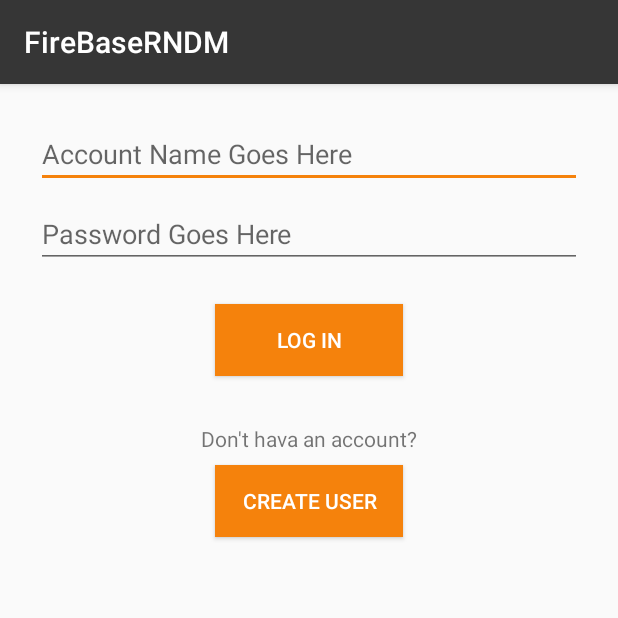
After one commit to Disane/FireBaseRNDM, an Android app: the LoginActivity screen opened directly, with no data from a screen before it, on a phone screen of 412 x 824 dp, the top half of it. The commit adds this screen. Run offline under Robolectric (Android 15) with nearby library versions, the phone set to English and light mode, and no system bars; our stand-ins replace Firebase (no records; nobody signed in at launch, a user with empty details on screens opened directly).

Commit message:
Implemented Firebase Email and Password Login

```diff
--- a/app/build.gradle
+++ b/app/build.gradle
@@ -31,6 +31,7 @@ dependencies {
     implementation 'com.android.support:design:27.1.1'
     implementation 'com.google.firebase:firebase-core:16.0.1'
     implementation 'com.google.firebase:firebase-firestore:17.0.2'
+    implementation 'com.google.firebase:firebase-auth:16.0.2'
     implementation 'com.android.support:recyclerview-v7:27.1.1'
     implementation 'com.android.support:multidex:1.0.3'
     testImplementation 'junit:junit:4.12'
--- a/app/src/main/AndroidManifest.xml
+++ b/app/src/main/AndroidManifest.xml
@@ -18,7 +18,9 @@
                 <category android:name="android.intent.category.LAUNCHER" />
             </intent-filter>
         </activity>
-        <activity android:name=".AddThoughtActivity"></activity>
+        <activity android:name=".AddThoughtActivity" />
+        <activity android:name=".LoginActivity" />
+        <activity android:name=".CreateUserActivity"></activity>
     </application>
 
 </manifest>
--- a/app/src/main/java/com/fakecorp/firebaserndm/Constants.kt
+++ b/app/src/main/java/com/fakecorp/firebaserndm/Constants.kt
@@ -2,6 +2,7 @@ package com.fakecorp.firebaserndm
 
 // collection reference
 const val THOUGHTS_REF = "thoughts"
+const val USERS_REF = "users"
 
 // category constants
 const val FUNNY = "funny"
@@ -16,3 +17,4 @@ const val NUM_LIKES = "numLikes"
 const val THOUGHT_TXT = "thoughtTxt"
 const val TIMESTAMP = "timestamp"
 const val USERNAME = "username"
+const val DATE_CREATED = "dateCreated"
--- /dev/null
+++ b/app/src/main/java/com/fakecorp/firebaserndm/LoginActivity.kt
@@ -0,0 +1,42 @@
+package com.fakecorp.firebaserndm
+
+import android.content.Intent
+import android.support.v7.app.AppCompatActivity
+import android.os.Bundle
+import android.util.Log
+import android.view.View
+import com.google.firebase.auth.FirebaseAuth
+import kotlinx.android.synthetic.main.activity_login.*
+
+class LoginActivity : AppCompatActivity() {
+
+    private var TAG : String? = LoginActivity::class.java.name
+
+    lateinit var auth : FirebaseAuth
+
+    override fun onCreate(savedInstanceState: Bundle?) {
+        super.onCreate(savedInstanceState)
+        setContentView(R.layout.activity_login)
+        auth = FirebaseAuth.getInstance()
+    }
+
+    fun loginLoginClicked(view: View) {
+        // this is where we perform login
+        val email = loginEmailTxt.text.toString()
+        val password = loginPasswordTxt.text.toString()
+
+        auth.signInWithEmailAndPassword(email, password)
+                .addOnSuccessListener {
+                    finish()
+                }
+                .addOnFailureListener { exception ->
+                    Log.e(TAG, "Could not sign in user ${exception.localizedMessage}")
+                }
+    }
+
+    fun loginCreateClicked(view: View){
+        // segue to the CreateUserActivity
+        val createIntent = Intent(this, CreateUserActivity::class.java)
+        startActivity(createIntent)
+    }
+}
--- /dev/null
+++ b/app/src/main/res/layout/activity_login.xml
@@ -0,0 +1,79 @@
+<?xml version="1.0" encoding="utf-8"?>
+<android.support.constraint.ConstraintLayout xmlns:android="http://schemas.android.com/apk/res/android"
+    xmlns:app="http://schemas.android.com/apk/res-auto"
+    xmlns:tools="http://schemas.android.com/tools"
+    android:layout_width="match_parent"
+    android:layout_height="match_parent"
+    tools:context=".LoginActivity">
+
+    <Button
+        android:id="@+id/loginLoginBtn"
+        android:layout_width="125dp"
+        android:layout_height="wrap_content"
+        android:layout_marginTop="24dp"
+        android:background="@drawable/category_checked"
+        android:onClick="loginLoginClicked"
+        android:text="Log In"
+        android:textColor="@android:color/background_light"
+        app:layout_constraintEnd_toEndOf="parent"
+        app:layout_constraintHorizontal_bias="0.5"
+        app:layout_constraintStart_toStartOf="parent"
+        app:layout_constraintTop_toBottomOf="@+id/loginPasswordTxt" />
+
+    <Button
+        android:id="@+id/loginCreateBtn"
+        android:layout_width="125dp"
+        android:layout_height="wrap_content"
+        android:layout_marginTop="8dp"
+        android:background="@drawable/category_checked"
+        android:onClick="loginCreateClicked"
+        android:text="Create user"
+        android:textColor="@android:color/background_light"
+        app:layout_constraintEnd_toEndOf="parent"
+        app:layout_constraintHorizontal_bias="0.5"
+        app:layout_constraintStart_toStartOf="parent"
+        app:layout_constraintTop_toBottomOf="@+id/textView" />
+
+    <EditText
+        android:id="@+id/loginEmailTxt"
+        android:layout_width="0dp"
+        android:layout_height="wrap_content"
+        android:layout_marginEnd="24dp"
+        android:layout_marginStart="24dp"
+        android:layout_marginTop="24dp"
+        android:ems="10"
+        android:hint="Account Name Goes Here"
+        android:inputType="textPersonName"
+        android:textColor="@color/colorPrimary"
+        app:layout_constraintEnd_toEndOf="parent"
+        app:layout_constraintHorizontal_bias="0.5"
+        app:layout_constraintStart_toStartOf="parent"
+        app:layout_constraintTop_toTopOf="parent" />
+
+    <EditText
+        android:id="@+id/loginPasswordTxt"
+        android:layout_width="0dp"
+        android:layout_height="wrap_content"
+        android:layout_marginEnd="24dp"
+        android:layout_marginStart="24dp"
+        android:layout_marginTop="8dp"
+        android:ems="10"
+        android:hint="Password Goes Here"
+        android:inputType="textPassword"
+        android:textColor="@color/colorPrimary"
+        app:layout_constraintEnd_toEndOf="parent"
+        app:layout_constraintHorizontal_bias="0.5"
+        app:layout_constraintStart_toStartOf="parent"
+        app:layout_constraintTop_toBottomOf="@+id/loginEmailTxt" />
+
+    <TextView
+        android:id="@+id/textView"
+        android:layout_width="wrap_content"
+        android:layout_height="wrap_content"
+        android:layout_marginTop="32dp"
+        android:text="Don't hava an account?"
+        app:layout_constraintEnd_toEndOf="parent"
+        app:layout_constraintHorizontal_bias="0.5"
+        app:layout_constraintStart_toStartOf="parent"
+        app:layout_constraintTop_toBottomOf="@+id/loginLoginBtn" />
+</android.support.constraint.ConstraintLayout>
```
Also changed, not shown: app/src/main/java/com/fakecorp/firebaserndm/CreateUserActivity.kt (added, +62 -0 lines), app/src/main/java/com/fakecorp/firebaserndm/MainActivity.kt (+67 -1 lines), app/src/main/res/layout/activity_create_user.xml (added, +81 -0 lines), app/src/main/res/menu/menu.xml (added, +8 -0 lines), app/src/main/res/drawable-hdpi/commenticon.png (added), app/src/main/res/drawable-mdpi/commenticon.png (added), app/src/main/res/drawable-xhdpi/commenticon.png (added), app/src/main/res/drawable-xxhdpi/commenticon.png (added), app/src/main/res/drawable-xxxhdpi/commenticon.png (added).
